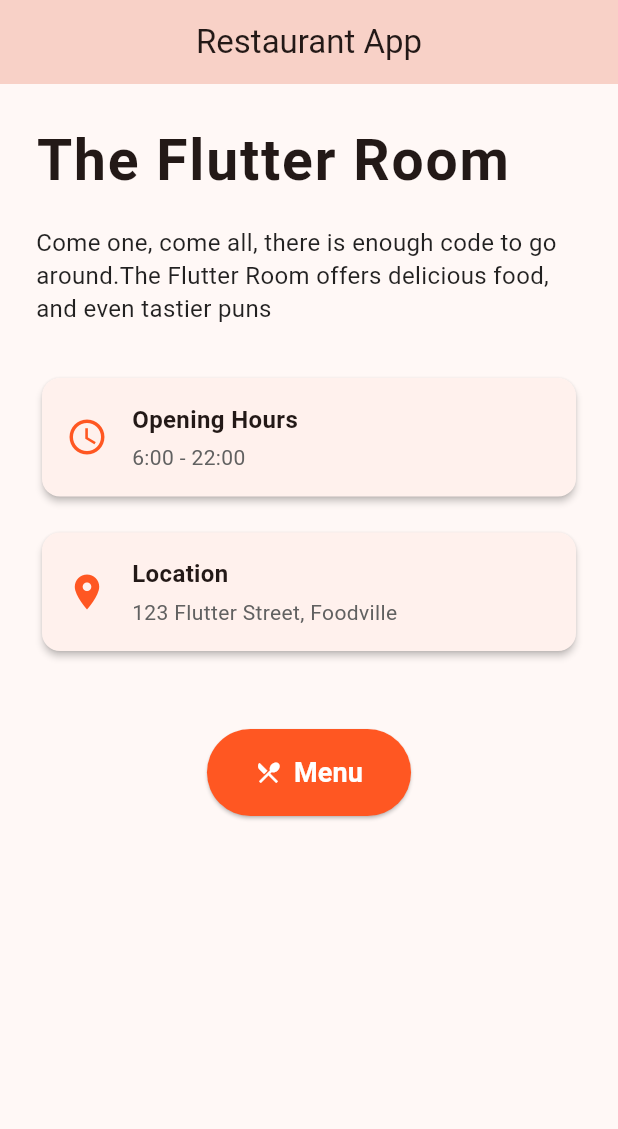
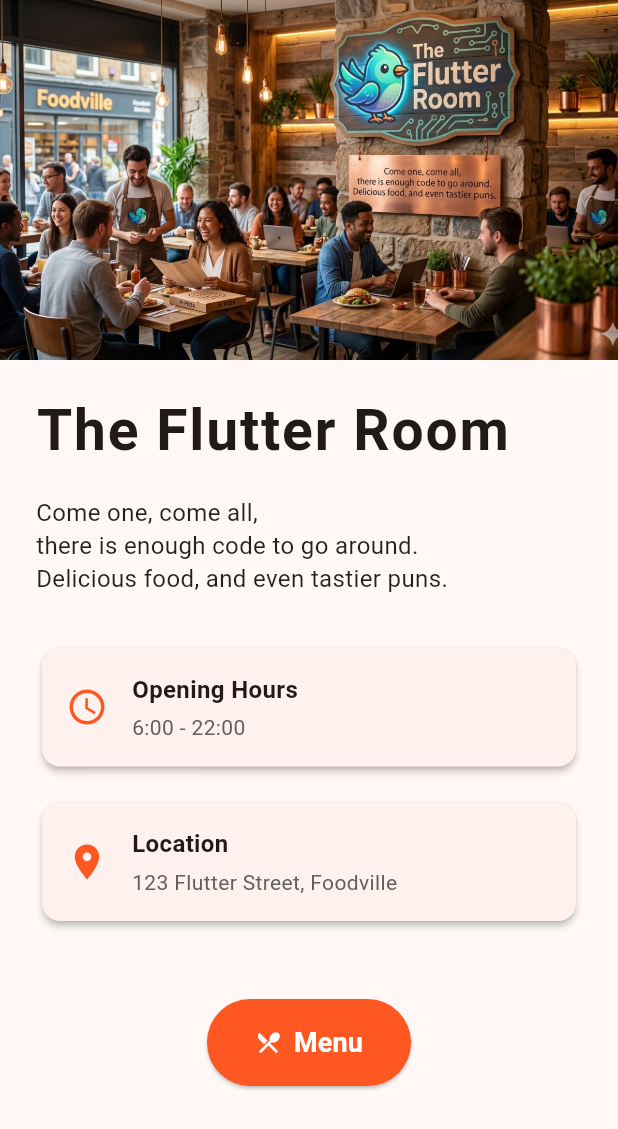
Before and after one commit to Stenation/Group10, a Flutter app: the screen it shows after launch, on a phone screen of 412 x 824 dp. Shown: the top 1129 px of the screen. Run offline on Flutter 3.47's test engine with Material 3 defaults, Android fonts, the phone set to English and light mode, and no system bars.

Commit message:
feat: add hero banner to home screen (#8)

```diff
--- a/03-restaurant-app/lib/presentation/screens/home_screen.dart
+++ b/03-restaurant-app/lib/presentation/screens/home_screen.dart
@@ -8,12 +8,17 @@ class HomeScreen extends StatelessWidget {
   @override
   Widget build(BuildContext context) {
     return Scaffold(
-      appBar: AppBar(
-        title: const Text('Restaurant App'),
-        backgroundColor: Theme.of(context).colorScheme.primaryContainer,
+      body: SingleChildScrollView(
+        child: Column(
+          children: [
+            Image.asset(
+              'assets/images/restaurant_hero.webp',
+              height: 240,
+              width: double.infinity,
+              fit: BoxFit.cover,
             ),
-      body: SingleChildScrollView(
-        padding: const EdgeInsets.all(24.0),
+            Padding(
+              padding: const EdgeInsets.fromLTRB(24, 20, 24, 24),
               child: Column(
                 crossAxisAlignment: CrossAxisAlignment.start,
                 children: [
@@ -27,8 +32,9 @@ class HomeScreen extends StatelessWidget {
                   ),
                   const SizedBox(height: 16),
                   const Text(
-              'Come one, come all, there is enough code to go around.'
-              'The Flutter Room offers delicious food, and even tastier puns',
+                    'Come one, come all,\n'
+                    'there is enough code to go around.\n'
+                    'Delicious food, and even tastier puns.',
                     style: TextStyle(
                       fontSize: 16,
                       color: Colors.black87,
@@ -125,13 +131,18 @@ class HomeScreen extends StatelessWidget {
                       onPressed: () {
                         Navigator.push(
                           context,
-                    MaterialPageRoute(builder: (context) => const MenuScreen()),
+                          MaterialPageRoute(
+                            builder: (context) => const MenuScreen(),
+                          ),
                         );
                       },
                       icon: const Icon(Icons.restaurant_menu),
                       label: const Text(
                         'Menu',
-                  style: TextStyle(fontSize: 18, fontWeight: FontWeight.w600),
+                        style: TextStyle(
+                          fontSize: 18,
+                          fontWeight: FontWeight.w600,
+                        ),
                       ),
                       style: ElevatedButton.styleFrom(
                         padding: const EdgeInsets.symmetric(
@@ -149,6 +160,9 @@ class HomeScreen extends StatelessWidget {
                 ],
               ),
             ),
+          ],
+        ),
+      ),
     );
   }
 }
--- a/03-restaurant-app/pubspec.yaml
+++ b/03-restaurant-app/pubspec.yaml
@@ -1,6 +1,6 @@
 name: week03
 description: "A new Flutter project."
-publish_to: 'none'
+publish_to: "none"
 version: 0.1.0+1
 
 environment:
@@ -17,3 +17,5 @@ dev_dependencies:
 
 flutter:
   uses-material-design: true
+  assets:
+    - assets/images/restaurant_hero.webp
```
Also changed, not shown: 03-restaurant-app/assets/images/restaurant_hero.webp (added). Lines whose indentation alone changed are shown as unchanged.
